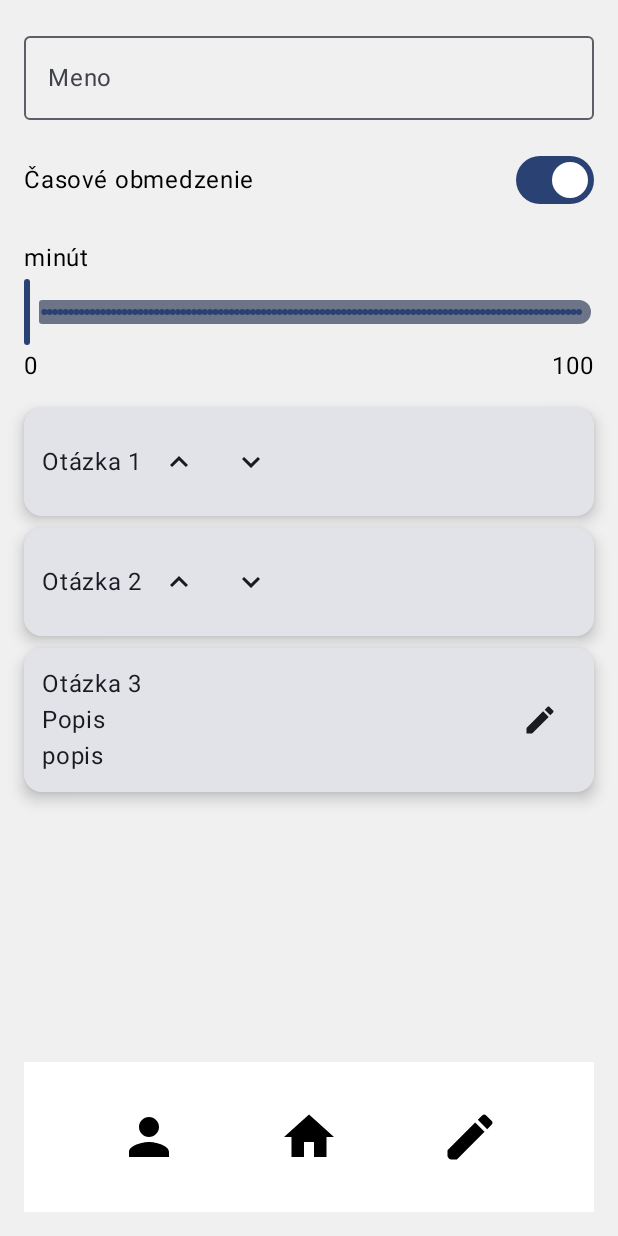
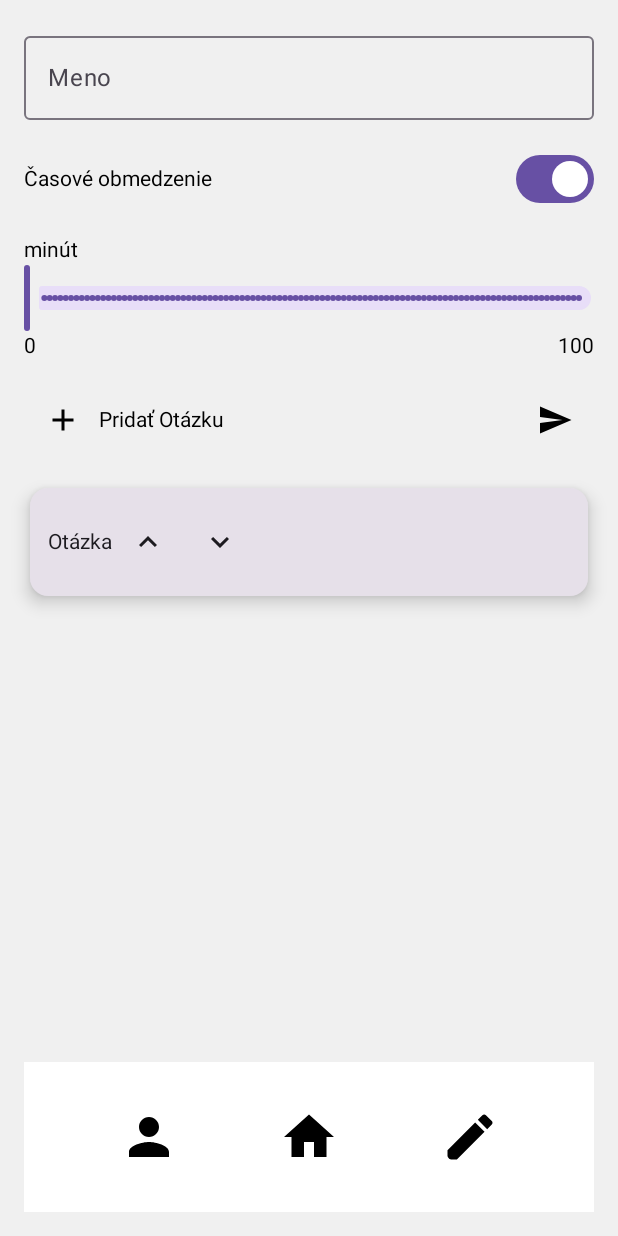
Before and after one commit to Baltazar3334/Semestralka_VAMZ, an Android app built with Jetpack Compose: the screen it shows after launch (MainActivity), after a tap on "Favorites", on a phone screen of 412 x 824 dp. Run offline under Robolectric (Android 15) with nearby library versions, the phone set to English and light mode, and no system bars.

Commit message:
vytvorena databaza ale nedokoncena, pridana funkcia na pridanie otazok do QuizScreen a umiestnene tlacidlo na ukoncenie tvorenia quizu ale nefunkcne zatial

```diff
--- a/app/src/main/AndroidManifest.xml
+++ b/app/src/main/AndroidManifest.xml
@@ -13,7 +13,7 @@
         android:theme="@style/Theme.Semestralka_VAMZ"
         tools:targetApi="31">
         <activity
-            android:name=".MainActivity"
+            android:name=".ui.MainActivity"
             android:exported="true"
             android:label="@string/app_name"
             android:theme="@style/Theme.Semestralka_VAMZ">
--- a/app/src/main/java/QuizScreen.kt
+++ /dev/null
@@ -1,140 +0,0 @@
-import androidx.compose.foundation.background
-import androidx.compose.foundation.layout.Arrangement
-import androidx.compose.foundation.layout.Column
-import androidx.compose.foundation.layout.Row
-import androidx.compose.foundation.layout.fillMaxSize
-import androidx.compose.foundation.layout.fillMaxWidth
-import androidx.compose.foundation.layout.padding
-import androidx.compose.foundation.shape.RoundedCornerShape
-import androidx.compose.material.icons.Icons
-import androidx.compose.material.icons.filled.Edit
-import androidx.compose.material.icons.filled.KeyboardArrowDown
-import androidx.compose.material.icons.filled.KeyboardArrowUp
-import androidx.compose.material3.Card
-import androidx.compose.material3.CardDefaults
-import androidx.compose.material3.Icon
-import androidx.compose.material3.IconButton
-import androidx.compose.material3.OutlinedTextField
-import androidx.compose.material3.Slider
-import androidx.compose.material3.Switch
-import androidx.compose.material3.Text
-import androidx.compose.runtime.Composable
-import androidx.compose.ui.Alignment
-import androidx.compose.ui.Modifier
-import androidx.compose.ui.graphics.Color
-import androidx.compose.ui.unit.dp
-import com.example.semestralka_vamz.BottomNavigationBar
-
-@Composable
-fun CreateQuizScreen(onEditClick: () -> Unit, onHomeClick: () -> Unit, onStorageClick: () -> Unit) {
-    Column(
-        modifier = Modifier
-            .fillMaxSize()
-            .background(Color(0xFFF0F0F0))
-            .padding(16.dp),
-        verticalArrangement = Arrangement.SpaceBetween
-    ) {
-        Column(
-            verticalArrangement = Arrangement.spacedBy(16.dp)
-        ) {
-            // Meno
-            OutlinedTextField(
-                value = "",
-                onValueChange = {},
-                label = { Text("Meno") },
-                placeholder = { Text("...") },
-                modifier = Modifier.fillMaxWidth()
-            )
-
-            // Časové obmedzenie
-            Row(
-                verticalAlignment = Alignment.CenterVertically,
-                horizontalArrangement = Arrangement.SpaceBetween,
-                modifier = Modifier.fillMaxWidth()
-            ) {
-                Text("Časové obmedzenie")
-                Switch(checked = true, onCheckedChange = {})
-            }
-
-            // Slider na minúty
-            Column {
-                Text("minút")
-                Slider(
-                    value = 0f,
-                    onValueChange = {},
-                    valueRange = 0f..100f,
-                    steps = 100,
-                    modifier = Modifier.fillMaxWidth()
-                )
-                Row(
-                    modifier = Modifier.fillMaxWidth(),
-                    horizontalArrangement = Arrangement.SpaceBetween
-                ) {
-                    Text("0")
-                    Text("100")
-                }
-            }
-
-            // Otázky
-            Column(
-                verticalArrangement = Arrangement.spacedBy(8.dp)
-            ) {
-                QuestionItem("Otázka 1")
-                QuestionItem("Otázka 2")
-                QuestionItemWithDescription("Otázka 3", "Popis", "popis")
-            }
-        }
-
-        // Bottom navigation
-        BottomNavigationBar(onEditClick = onEditClick, onHomeClick = onHomeClick, onStorageClick = onStorageClick)
-    }
-}
-
-    @Composable
-fun QuestionItem(title: String) {
-    Card(
-        modifier = Modifier.fillMaxWidth(),
-        shape = RoundedCornerShape(12.dp),
-        elevation = CardDefaults.cardElevation(6.dp)
-    ) {
-        Row(
-            verticalAlignment = Alignment.CenterVertically,
-            modifier = Modifier.padding(12.dp)
-        ) {
-            Text(title)
-            IconButton(onClick = { /* Move up */ }) {
-                Icon(Icons.Default.KeyboardArrowUp, contentDescription = "Move up")
-            }
-            IconButton(onClick = { /* Delete */ }) {
-                Icon(Icons.Default.KeyboardArrowDown, contentDescription = "Delete")
-            }
-        }
-    }
-}
-
-@Composable
-fun QuestionItemWithDescription(title: String, popis1: String, popis2: String) {
-    Card(
-        modifier = Modifier.fillMaxWidth(),
-        shape = RoundedCornerShape(12.dp),
-        elevation = CardDefaults.cardElevation(6.dp)
-    ) {
-        Column(
-            modifier = Modifier.padding(12.dp)
-        ) {
-            Row(
-                verticalAlignment = Alignment.CenterVertically,
-                modifier = Modifier.fillMaxWidth()
-            ) {
-                Column(modifier = Modifier.weight(1f)) {
-                    Text(title)
-                    Text(popis1)
-                    Text(popis2)
-                }
-                IconButton(onClick = { /* Download */ }) {
-                    Icon(Icons.Default.Edit, contentDescription = "Download")
-                }
-            }
-        }
-    }
-}
--- /dev/null
+++ b/app/src/main/java/com/example/semestralka_vamz/data/database/Repository/QuizRepozitory.kt
@@ -0,0 +1 @@
+package com.example.semestralka_vamz.data.database.Repository
--- a/app/src/main/java/com/example/semestralka_vamz/MainActivity.kt
+++ b/app/src/main/java/com/example/semestralka_vamz/ui/MainActivity.kt
@@ -1,7 +1,5 @@
-package com.example.semestralka_vamz
+package com.example.semestralka_vamz.ui
 
-import CreateQuizScreen
-import QuizStorageScreen
 import android.os.Bundle
 import androidx.activity.ComponentActivity
 import androidx.activity.compose.setContent
@@ -47,7 +45,7 @@ import androidx.compose.ui.text.font.FontFamily
 import androidx.compose.ui.text.font.FontWeight
 import androidx.compose.ui.unit.dp
 import androidx.compose.ui.unit.sp
-import com.example.semestralka_vamz.ui.theme.Semestralka_VAMZTheme
+import com.example.semestralka_vamz.R
 
 val mainFont = FontFamily(
     Font(R.font.lato_black)
@@ -63,7 +61,6 @@ class MainActivity : ComponentActivity() {
         super.onCreate(savedInstanceState)
         enableEdgeToEdge()
         setContent {
-            Semestralka_VAMZTheme {
             var currentScreen by remember { mutableStateOf("menu") }
 
             when (currentScreen) {
@@ -75,7 +72,7 @@ class MainActivity : ComponentActivity() {
                 "createQuiz" -> CreateQuizScreen(
                     onHomeClick = { currentScreen = "menu" },
                     onEditClick = { currentScreen = "createQuiz" },
-                        onStorageClick = {currentScreen = "storage"}
+                    onStorageClick = { currentScreen = "storage" }
                 )
                 "storage" -> QuizStorageScreen(
                     onHomeClick = { currentScreen = "menu" },
@@ -83,7 +80,7 @@ class MainActivity : ComponentActivity() {
                     onStorageClick = { currentScreen = "storage" }
                 )
             }
-            }
+
         }
     }
 }
--- /dev/null
+++ b/app/src/main/java/com/example/semestralka_vamz/ui/QuizScreen.kt
@@ -0,0 +1,207 @@
+package com.example.semestralka_vamz.ui
+import androidx.compose.foundation.background
+import androidx.compose.foundation.layout.Arrangement
+import androidx.compose.foundation.layout.Box
+import androidx.compose.foundation.layout.Column
+import androidx.compose.foundation.layout.Row
+import androidx.compose.foundation.layout.fillMaxSize
+import androidx.compose.foundation.layout.fillMaxWidth
+import androidx.compose.foundation.layout.height
+import androidx.compose.foundation.layout.padding
+import androidx.compose.foundation.rememberScrollState
+import androidx.compose.foundation.shape.RoundedCornerShape
+import androidx.compose.foundation.verticalScroll
+import androidx.compose.material.icons.Icons
+import androidx.compose.material.icons.filled.Add
+import androidx.compose.material.icons.filled.Edit
+import androidx.compose.material.icons.filled.KeyboardArrowDown
+import androidx.compose.material.icons.filled.KeyboardArrowUp
+import androidx.compose.material.icons.filled.Send
+import androidx.compose.material3.Card
+import androidx.compose.material3.CardDefaults
+import androidx.compose.material3.Icon
+import androidx.compose.material3.IconButton
+import androidx.compose.material3.OutlinedTextField
+import androidx.compose.material3.Slider
+import androidx.compose.material3.Switch
+import androidx.compose.material3.Text
+import androidx.compose.runtime.Composable
+import androidx.compose.runtime.getValue
+import androidx.compose.runtime.mutableStateOf
+import androidx.compose.runtime.remember
+import androidx.compose.runtime.setValue
+import androidx.compose.ui.Alignment
+import androidx.compose.ui.Modifier
+import androidx.compose.ui.graphics.Color
+import androidx.compose.ui.text.style.TextAlign
+import androidx.compose.ui.unit.dp
+
+@Composable
+fun CreateQuizScreen(onEditClick: () -> Unit, onHomeClick: () -> Unit, onStorageClick: () -> Unit) {
+    var questions by remember { mutableStateOf(listOf("Otázka")) } // otazky
+    var quizName by remember { mutableStateOf("") } // názov kvízu
+    var timeLimit by remember { mutableStateOf(0f) } // časové obmedzenie
+
+    Box(
+        modifier = Modifier
+            .fillMaxSize()
+            .background(Color(0xFFF0F0F0))
+    ) {
+
+
+
+        Column(
+            modifier = Modifier
+                .fillMaxSize()
+                .background(Color(0xFFF0F0F0))
+                .padding(16.dp),
+            verticalArrangement = Arrangement.SpaceBetween
+        ) {
+            Column(
+                modifier = Modifier.verticalScroll(rememberScrollState())
+                    .padding(0.dp, 0.dp, 0.dp, 25.dp),
+                verticalArrangement = Arrangement.spacedBy(15.dp)
+            ) {
+
+                OutlinedTextField(
+                    value = "",
+                    onValueChange = { quizName = it },
+                    label = { Text("Meno") },
+                    placeholder = { Text("...") },
+                    modifier = Modifier.fillMaxWidth()
+                )
+
+                Row(
+                    verticalAlignment = Alignment.CenterVertically,
+                    horizontalArrangement = Arrangement.SpaceBetween,
+                    modifier = Modifier.fillMaxWidth()
+                ) {
+                    Text("Časové obmedzenie")
+                    Switch(checked = true, onCheckedChange = {})
+                }
+
+                Column {
+                    Text("minút")
+                    Slider(
+                        value = 0f,
+                        onValueChange = {timeLimit = it},
+                        valueRange = 0f..100f,
+                        steps = 100,
+                        modifier = Modifier.fillMaxWidth()
+                    )
+                    Row(
+                        modifier = Modifier.fillMaxWidth(),
+                        horizontalArrangement = Arrangement.SpaceBetween
+                    ) {
+                        Text("0")
+                        Text("100")
+                    }
+                }
+
+                Column(
+                    verticalArrangement = Arrangement.spacedBy(15.dp)
+                ) {
+                    Row(
+                        modifier = Modifier.padding(2.dp)
+                    )
+                    {
+                        Box(
+                            modifier = Modifier
+                                .height(48.dp)
+                                .fillMaxWidth()
+                        ) {
+                            Row(
+                                modifier = Modifier.fillMaxWidth(),
+                                horizontalArrangement = Arrangement.SpaceBetween,
+                                verticalAlignment = Alignment.CenterVertically
+                            ) {
+                                IconButton(onClick = {
+                                    questions = questions + "Otázka ${questions.size + 1}"
+                                }) {
+                                    Icon(Icons.Default.Add, contentDescription = "Add question")
+                                }
+
+                                Text(
+                                    "Pridať Otázku",
+                                    modifier = Modifier.weight(1f),
+                                    textAlign = TextAlign.Start
+                                )
+
+                                IconButton(onClick = { /* Finish quiz */ }) {
+                                    Icon(Icons.Default.Send, contentDescription = "Finish quiz")
+                                }
+                            }
+                        }
+                    }
+
+                    questions.forEach { question ->
+                        QuestionItem(question)
+                    }
+                }
+            }
+        }
+        Box(
+            modifier = Modifier
+                .fillMaxWidth()
+                .align(Alignment.BottomCenter)
+                .padding(16.dp)
+        ) {
+            BottomNavigationBar(
+                onEditClick = onEditClick,
+                onHomeClick = onHomeClick,
+                onStorageClick = onStorageClick
+            )
+        }
+
+    }
+
+}
+
+@Composable
+fun QuestionItem(title: String) {
+    Card(
+        modifier = Modifier.fillMaxWidth().padding(4.dp),
+        shape = RoundedCornerShape(12.dp),
+        elevation = CardDefaults.cardElevation(7.dp)
+    ) {
+        Row(
+            verticalAlignment = Alignment.CenterVertically,
+            modifier = Modifier.padding(12.dp)
+        ) {
+            Text(title)
+            IconButton(onClick = { /* Move up */ }) {
+                Icon(Icons.Default.KeyboardArrowUp, contentDescription = "Move up")
+            }
+            IconButton(onClick = { /* Delete */ }) {
+                Icon(Icons.Default.KeyboardArrowDown, contentDescription = "Delete")
+            }
+        }
+    }
+}
+
+@Composable
+fun QuestionItemWithDescription(title: String, popis1: String, popis2: String) {
+    Card(
+        modifier = Modifier.fillMaxWidth(),
+        shape = RoundedCornerShape(12.dp),
+        elevation = CardDefaults.cardElevation(6.dp)
+    ) {
+        Column(
+            modifier = Modifier.padding(12.dp)
+        ) {
+            Row(
+                verticalAlignment = Alignment.CenterVertically,
+                modifier = Modifier.fillMaxWidth()
+            ) {
+                Column(modifier = Modifier.weight(1f)) {
+                    Text(title)
+                    Text(popis1)
+                    Text(popis2)
+                }
+                IconButton(onClick = { /* Download */ }) {
+                    Icon(Icons.Default.Edit, contentDescription = "Download")
+                }
+            }
+        }
+    }
+}
--- a/app/src/main/java/com/example/semestralka_vamz/ui/theme/Color.kt
+++ /dev/null
@@ -1,11 +0,0 @@
-package com.example.semestralka_vamz.ui.theme
-
-import androidx.compose.ui.graphics.Color
-
-val Purple80 = Color(0xFFD0BCFF)
-val PurpleGrey80 = Color(0xFFCCC2DC)
-val Pink80 = Color(0xFFEFB8C8)
-
-val Purple40 = Color(0xFF6650a4)
-val PurpleGrey40 = Color(0xFF625b71)
-val Pink40 = Color(0xFF7D5260)
--- a/app/src/main/java/com/example/semestralka_vamz/ui/theme/Theme.kt
+++ /dev/null
@@ -1,57 +0,0 @@
-package com.example.semestralka_vamz.ui.theme
-
-import android.os.Build
-import androidx.compose.foundation.isSystemInDarkTheme
-import androidx.compose.material3.MaterialTheme
-import androidx.compose.material3.darkColorScheme
-import androidx.compose.material3.dynamicDarkColorScheme
-import androidx.compose.material3.dynamicLightColorScheme
-import androidx.compose.material3.lightColorScheme
-import androidx.compose.runtime.Composable
-import androidx.compose.ui.platform.LocalContext
-
-private val DarkColorScheme = darkColorScheme(
-    primary = Purple80,
-    secondary = PurpleGrey80,
-    tertiary = Pink80
-)
-
-private val LightColorScheme = lightColorScheme(
-    primary = Purple40,
-    secondary = PurpleGrey40,
-    tertiary = Pink40
-
-    /* Other default colors to override
-    background = Color(0xFFFFFBFE),
-    surface = Color(0xFFFFFBFE),
-    onPrimary = Color.White,
-    onSecondary = Color.White,
-    onTertiary = Color.White,
-    onBackground = Color(0xFF1C1B1F),
-    onSurface = Color(0xFF1C1B1F),
-    */
-)
-
-@Composable
-fun Semestralka_VAMZTheme(
-    darkTheme: Boolean = isSystemInDarkTheme(),
-    // Dynamic color is available on Android 12+
-    dynamicColor: Boolean = true,
-    content: @Composable () -> Unit
-) {
-    val colorScheme = when {
-        dynamicColor && Build.VERSION.SDK_INT >= Build.VERSION_CODES.S -> {
-            val context = LocalContext.current
-            if (darkTheme) dynamicDarkColorScheme(context) else dynamicLightColorScheme(context)
-        }
-
-        darkTheme -> DarkColorScheme
-        else -> LightColorScheme
-    }
-
-    MaterialTheme(
-        colorScheme = colorScheme,
-        typography = Typography,
-        content = content
-    )
-}
--- a/app/src/main/java/com/example/semestralka_vamz/ui/theme/Type.kt
+++ /dev/null
@@ -1,34 +0,0 @@
-package com.example.semestralka_vamz.ui.theme
-
-import androidx.compose.material3.Typography
-import androidx.compose.ui.text.TextStyle
-import androidx.compose.ui.text.font.FontFamily
-import androidx.compose.ui.text.font.FontWeight
-import androidx.compose.ui.unit.sp
-
-// Set of Material typography styles to start with
-val Typography = Typography(
-    bodyLarge = TextStyle(
-        fontFamily = FontFamily.Default,
-        fontWeight = FontWeight.Normal,
-        fontSize = 16.sp,
-        lineHeight = 24.sp,
-        letterSpacing = 0.5.sp
-    )
-    /* Other default text styles to override
-    titleLarge = TextStyle(
-        fontFamily = FontFamily.Default,
-        fontWeight = FontWeight.Normal,
-        fontSize = 22.sp,
-        lineHeight = 28.sp,
-        letterSpacing = 0.sp
-    ),
-    labelSmall = TextStyle(
-        fontFamily = FontFamily.Default,
-        fontWeight = FontWeight.Medium,
-        fontSize = 11.sp,
-        lineHeight = 16.sp,
-        letterSpacing = 0.5.sp
-    )
-    */
-)
```
Also changed, not shown: app/build.gradle.kts (+7 -0 lines), app/src/main/java/com/example/semestralka_vamz/data/database/AppDatabase.kt (added, +29 -0 lines), app/src/main/java/com/example/semestralka_vamz/data/database/QuizDao.kt (added, +24 -0 lines), app/src/main/java/com/example/semestralka_vamz/data/database/entity/Quiz.kt (added, +15 -0 lines), app/src/main/java/com/example/semestralka_vamz/ui/QuizStorageScreen.kt (renamed from app/src/main/java/QuizStorageScreen.kt, +11 -3 lines). Lines whose indentation alone changed are shown as unchanged.
